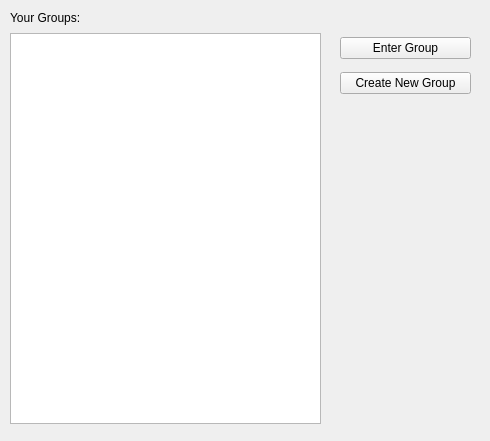
Old version of the form gui/displaygroupgui.ui in the repository Huy-Nguyen-HCI/RocketBook.
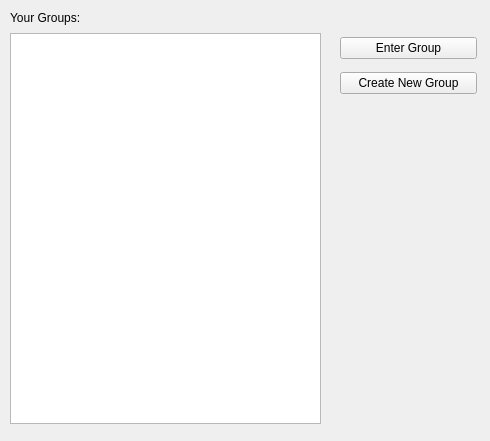
New version of the form.

The edit to the form file:
```diff
--- a/gui/displaygroupgui.ui
+++ b/gui/displaygroupgui.ui
@@ -36,12 +36,12 @@
     <string>Your Groups:</string>
    </property>
   </widget>
-  <widget class="QWidget" name="">
+  <widget class="QWidget" name="layoutWidget">
    <property name="geometry">
     <rect>
      <x>340</x>
      <y>30</y>
-     <width>131</width>
+     <width>137</width>
      <height>71</height>
     </rect>
    </property>
```
Left out of the diff: 2 changed lines with no effect on the pictures.
